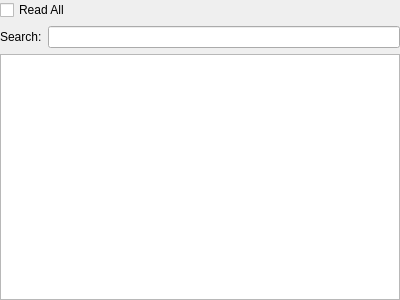
The window that gui/read_channels.ui (FAU-LAP/NOMAD-CAMELS) describes before a commit, drawn with Qt 5.
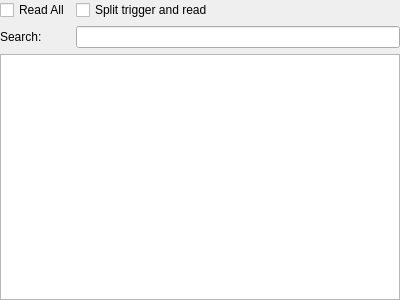
The same window after the commit.

Commit message: added possibility to split triggering and reading of devices (usefull e.g. for spectra)

Patch:
```diff
--- a/gui/read_channels.ui
+++ b/gui/read_channels.ui
@@ -36,16 +36,23 @@
      </property>
     </widget>
    </item>
-   <item row="0" column="0" colspan="2">
-    <widget class="QCheckBox" name="checkBox_read_all">
-     <property name="text">
-      <string>Read All</string>
-     </property>
-    </widget>
-   </item>
    <item row="1" column="1">
     <widget class="QLineEdit" name="lineEdit_search"/>
    </item>
+   <item row="0" column="0">
+    <widget class="QCheckBox" name="checkBox_read_all">
+     <property name="text">
+      <string>Read All</string>
+     </property>
+    </widget>
+   </item>
+   <item row="0" column="1">
+    <widget class="QCheckBox" name="checkBox_split_trigger">
+     <property name="text">
+      <string>Split trigger and read</string>
+     </property>
+    </widget>
+   </item>
   </layout>
  </widget>
  <resources/>
```
The commit also changes 12 other files.
